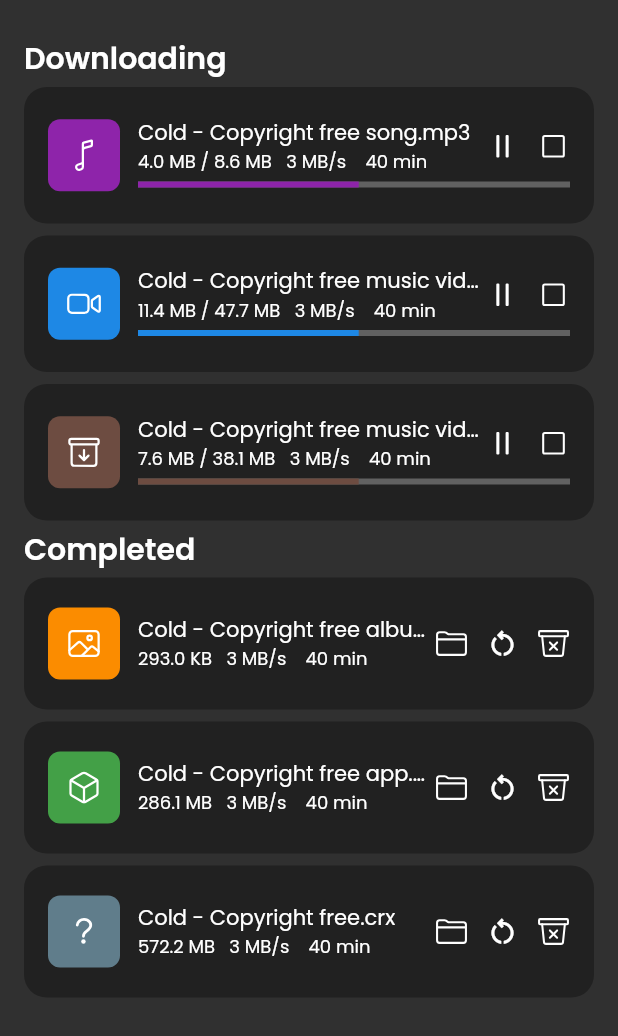
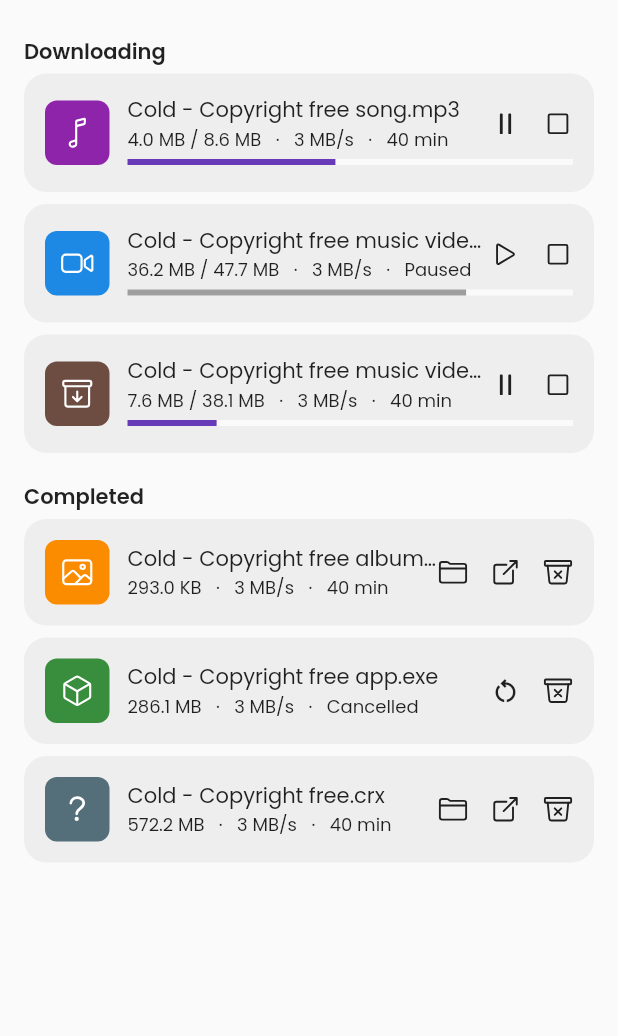
Before and after one commit to prateekmedia/fludm, a Flutter app: the screen it shows after launch, on a phone screen of 412 x 824 dp. Shown: the top 1036 px of the screen. Run offline on Flutter 3.47's test engine with Material 2 defaults, Android fonts, the phone set to English and light mode, and no system bars; our stand-ins replace ionicons.

Commit message:
Improve Sidebar color, Fix downloading and completed logic, Fix DownloadItem Layout

```diff
--- a/lib/main.dart
+++ b/lib/main.dart
@@ -25,7 +25,7 @@ class MyApp extends StatelessWidget {
         primaryColor: Colors.purple[200],
         fontFamily: 'Poppins',
       ),
-      themeMode: ThemeMode.dark,
+      themeMode: ThemeMode.system,
       home: const MyHomePage(),
     );
   }
@@ -43,6 +43,57 @@ class _MyHomePageState extends State<MyHomePage> {
 
   @override
   Widget build(BuildContext context) {
+    List<DownloadItem> downloadItems = [
+      DownloadItem(
+        name: "Cold - Copyright free song.mp3",
+        type: FileType.audio,
+        actual: 4200000,
+        total: 9000000,
+        path: "/home/user/",
+        status: DownloadStatus.downloading,
+      ),
+      DownloadItem(
+        name: "Cold - Copyright free music video.mp4",
+        type: FileType.video,
+        actual: 38000000,
+        total: 50000000,
+        path: "/home/user/",
+        status: DownloadStatus.paused,
+      ),
+      DownloadItem(
+        name: "Cold - Copyright free music video.zip",
+        type: FileType.compressed,
+        actual: 8000000,
+        total: 40000000,
+        path: "/home/user/",
+        status: DownloadStatus.downloading,
+      ),
+      DownloadItem(
+        name: "Cold - Copyright free album art.png",
+        type: FileType.image,
+        actual: 300000,
+        total: 300000,
+        path: "/home/user/",
+        status: DownloadStatus.completed,
+      ),
+      DownloadItem(
+        name: "Cold - Copyright free app.exe",
+        type: FileType.program,
+        actual: 50000000,
+        total: 300000000,
+        path: "/home/user/",
+        status: DownloadStatus.cancelled,
+      ),
+      DownloadItem(
+        name: "Cold - Copyright free.crx",
+        type: FileType.other,
+        actual: 600000000,
+        total: 600000000,
+        path: "/home/user/",
+        status: DownloadStatus.completed,
+      ),
+    ];
+
     return Scaffold(
       body: Row(
         crossAxisAlignment: CrossAxisAlignment.stretch,
@@ -86,76 +137,27 @@ class _MyHomePageState extends State<MyHomePage> {
                 if (currentIndex != 2) ...[
                   Text(
                     "Downloading",
-                    style: context.textTheme.headline6!
+                    style: context.textTheme.bodyText1!
                         .copyWith(fontWeight: FontWeight.w600),
                   ),
-                  DownloadItemWidget(
-                    item: DownloadItem(
-                      name: "Cold - Copyright free song.mp3",
-                      type: FileType.audio,
-                      actual: 4200000,
-                      total: 9000000,
-                      path: "/home/user/",
-                      status: DownloadStatus.downloading,
-                    ),
-                  ),
-                  DownloadItemWidget(
-                    item: DownloadItem(
-                      name: "Cold - Copyright free music video.mp4",
-                      type: FileType.video,
-                      actual: 12000000,
-                      total: 50000000,
-                      path: "/home/user/",
-                      status: DownloadStatus.downloading,
-                    ),
-                  ),
-                  DownloadItemWidget(
-                    item: DownloadItem(
-                      name: "Cold - Copyright free music video.zip",
-                      type: FileType.compressed,
-                      actual: 8000000,
-                      total: 40000000,
-                      path: "/home/user/",
-                      status: DownloadStatus.downloading,
-                    ),
-                  ),
+                  ...downloadItems
+                      .where((element) => element.isDownloadingOrPaused)
+                      .map(
+                        (item) => DownloadItemWidget(item: item),
+                      ),
+                  const SizedBox(height: 15),
                 ],
                 if (currentIndex != 1) ...[
                   Text(
                     "Completed",
-                    style: context.textTheme.headline6!
+                    style: context.textTheme.bodyText1!
                         .copyWith(fontWeight: FontWeight.w600),
                   ),
-                  DownloadItemWidget(
-                    item: DownloadItem(
-                      name: "Cold - Copyright free album art.png",
-                      type: FileType.image,
-                      actual: 150000,
-                      total: 300000,
-                      path: "/home/user/",
-                      status: DownloadStatus.complete,
-                    ),
-                  ),
-                  DownloadItemWidget(
-                    item: DownloadItem(
-                      name: "Cold - Copyright free app.exe",
-                      type: FileType.program,
-                      actual: 140000000,
-                      total: 300000000,
-                      path: "/home/user/",
-                      status: DownloadStatus.complete,
-                    ),
-                  ),
-                  DownloadItemWidget(
-                    item: DownloadItem(
-                      name: "Cold - Copyright free.crx",
-                      type: FileType.other,
-                      actual: 150000000,
-                      total: 600000000,
-                      path: "/home/user/",
-                      status: DownloadStatus.complete,
-                    ),
-                  ),
+                  ...downloadItems
+                      .where((element) => element.isCancelledOrCompleted)
+                      .map(
+                        (item) => DownloadItemWidget(item: item),
+                      ),
                 ],
               ],
             ),
--- a/lib/utils/download_status.dart
+++ b/lib/utils/download_status.dart
@@ -1,5 +1 @@
-enum DownloadStatus { downloading, paused, cancelled, complete }
-
-extension DownloadStatusExtension on DownloadStatus {
-  bool get isDownloading => index <= 1 ? true : false;
-}
+enum DownloadStatus { downloading, paused, cancelled, completed }
--- a/lib/utils/file_type.dart
+++ b/lib/utils/file_type.dart
@@ -13,8 +13,8 @@ extension FileTypeExtensions on FileType {
               : this == FileType.image
                   ? Colors.orange[600]
                   : this == FileType.program
-                      ? Colors.green[600]
-                      : Colors.blueGrey;
+                      ? Colors.green[700]
+                      : Colors.blueGrey[600];
   get getIconData => this == FileType.audio
       ? Ionicons.musical_note_outline
       : this == FileType.video
@@ -30,5 +30,6 @@ extension FileTypeExtensions on FileType {
   get getIcon => Icon(
         getIconData,
         color: Colors.white,
+        size: 23,
       );
 }
--- a/lib/widgets/download_item.dart
+++ b/lib/widgets/download_item.dart
@@ -20,6 +20,16 @@ class DownloadItem {
   });
 }
 
+extension DownloadStatExtension on DownloadItem {
+  bool get isDownloading => status.index == 0 ? true : false;
+  bool get isPaused => status.index == 1 ? true : false;
+  bool get isCancelled => status.index == 2 ? true : false;
+  bool get isCompleted => status.index == 3 ? true : false;
+
+  bool get isDownloadingOrPaused => isDownloading || isPaused ? true : false;
+  bool get isCancelledOrCompleted => isCancelled || isCompleted ? true : false;
+}
+
 class DownloadItemWidget extends StatelessWidget {
   final DownloadItem item;
 
@@ -35,12 +45,12 @@ class DownloadItemWidget extends StatelessWidget {
         color: context.isDark ? Colors.grey[900] : Colors.grey[200],
         borderRadius: BorderRadius.circular(15),
       ),
-      padding: const EdgeInsets.symmetric(horizontal: 16, vertical: 20),
+      padding: const EdgeInsets.all(14),
       margin: const EdgeInsets.symmetric(vertical: 4),
       child: Row(
         children: [
           Container(
-            padding: const EdgeInsets.all(12),
+            padding: const EdgeInsets.all(10),
             decoration: BoxDecoration(
               borderRadius: BorderRadius.circular(8),
               color: item.type.getColor,
@@ -63,36 +73,53 @@ class DownloadItemWidget extends StatelessWidget {
                           overflow: TextOverflow.ellipsis,
                         ),
                         Text(
-                          (item.status.isDownloading
+                          (item.isDownloadingOrPaused
                                   ? item.actual.getFileSize + ' / '
                                   : '') +
-                              "${item.total.getFileSize}   3 MB/s    40 min",
+                              "${item.total.getFileSize}   ·   3 MB/s   ·   " +
+                              (item.isPaused
+                                  ? "Paused"
+                                  : item.isCancelled
+                                      ? "Cancelled"
+                                      : "40 min"),
                           style: context.textTheme.bodyText2!
                               .copyWith(fontSize: 12),
                         ),
                       ],
                     )),
-                    if (item.status.isDownloading) ...[
-                      const Icon(Ionicons.pause_outline, size: 22),
-                      const SizedBox(width: 12),
-                      const Icon(Ionicons.stop_outline, size: 22),
+                    if (item.isCompleted) ...[
+                      const Icon(Ionicons.folder_outline, size: 20),
+                      const SizedBox(width: 15),
+                      const Icon(Ionicons.open_outline, size: 20),
+                      const SizedBox(width: 15),
+                    ] else if (item.isCancelled) ...[
+                      const Icon(Icons.restart_alt_outlined, size: 20),
+                      const SizedBox(width: 15),
+                    ],
+                    if (item.isDownloadingOrPaused) ...[
+                      Icon(
+                        item.isPaused
+                            ? Ionicons.play_outline
+                            : Ionicons.pause_outline,
+                        size: 20,
+                      ),
+                      const SizedBox(width: 15),
+                      const Icon(Ionicons.stop_outline, size: 20),
                     ] else ...[
-                      const Icon(Ionicons.folder_outline, size: 22),
-                      const SizedBox(width: 12),
-                      const Icon(Icons.restart_alt_outlined, size: 22),
-                      const SizedBox(width: 12),
-                      const Icon(Ionicons.trash_bin_outline, size: 22),
+                      const Icon(Ionicons.trash_bin_outline, size: 20),
                     ],
                   ],
                 ),
-                if (item.status.isDownloading)
+                if (item.isDownloadingOrPaused)
                   Container(
                     margin: const EdgeInsets.symmetric(vertical: 4),
                     child: LinearProgressIndicator(
-                      value: 4.7 / 9.2,
+                      value: item.actual / item.total,
                       backgroundColor:
                           context.isDark ? Colors.grey[700] : Colors.grey[50],
-                      color: item.type.getColor,
+                      color: item.status == DownloadStatus.paused
+                          ? Colors.grey
+                          : context.primaryColor,
                     ),
                   )
               ],
--- a/lib/widgets/sidebar.dart
+++ b/lib/widgets/sidebar.dart
@@ -28,9 +28,12 @@ class Sidebar extends StatelessWidget {
     return Container(
       width: 250,
       decoration: BoxDecoration(
+        color: context.isDark ? Colors.grey[900] : Colors.grey[200],
         border: Border(
           right: BorderSide(
-              color: context.isDark ? Colors.grey[800]! : Colors.grey[300]!),
+            color: (context.isDark ? Colors.grey[800]! : Colors.grey[300]!)
+                .withAlpha(60),
+          ),
         ),
       ),
       child: Column(
@@ -92,7 +95,7 @@ class _SidebarItemBuilder extends StatelessWidget {
         padding: const EdgeInsets.symmetric(horizontal: 15, vertical: 14),
         margin: const EdgeInsets.only(bottom: 15),
         decoration: BoxDecoration(
-          color: isActive ? context.primaryColor.withAlpha(10) : null,
+          color: isActive ? context.theme.canvasColor.withAlpha(130) : null,
           border: isActive
               ? Border(
                   left: BorderSide(
```
